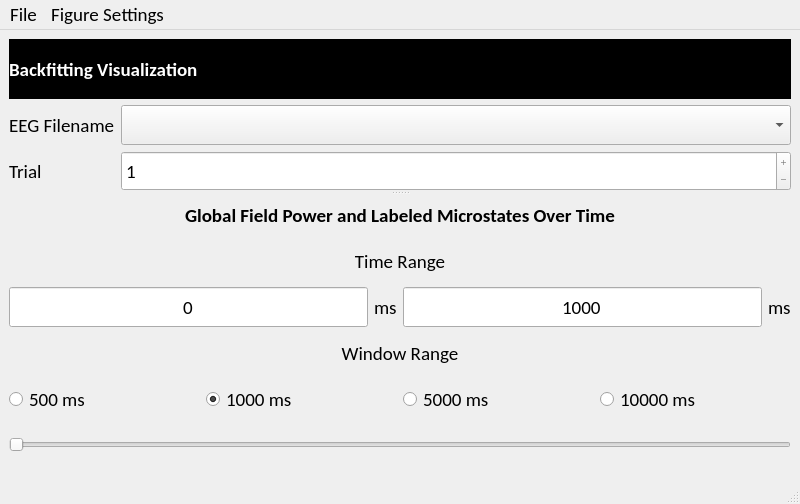
The window that EEG_COMET/ui/BackfittingVisualizationWindow.ui (eeg-comet/eeg-comet) describes before a commit, drawn with Qt 5.
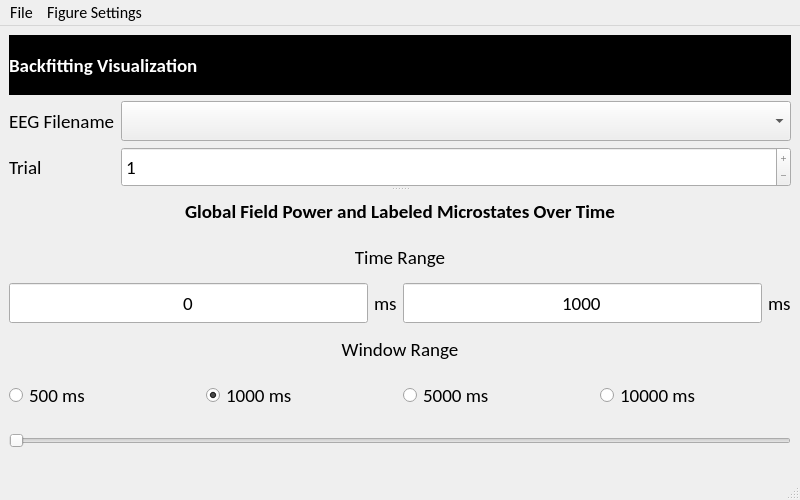
The same window after the commit.

The edit to the form file:
```diff
--- a/EEG_COMET/ui/BackfittingVisualizationWindow.ui
+++ b/EEG_COMET/ui/BackfittingVisualizationWindow.ui
@@ -535,16 +535,34 @@
      <x>0</x>
      <y>0</y>
      <width>800</width>
-     <height>18</height>
+     <height>21</height>
     </rect>
    </property>
+   <property name="font">
+    <font>
+     <family>Calibri</family>
+     <pointsize>12</pointsize>
+    </font>
+   </property>
    <widget class="QMenu" name="menuFile">
+    <property name="font">
+     <font>
+      <family>Calibri</family>
+      <pointsize>12</pointsize>
+     </font>
+    </property>
     <property name="title">
      <string>File</string>
     </property>
     <addaction name="export_backfitting_image_button"/>
    </widget>
    <widget class="QMenu" name="menuFigure_Settings">
+    <property name="font">
+     <font>
+      <family>Calibri</family>
+      <pointsize>12</pointsize>
+     </font>
+    </property>
     <property name="title">
      <string>Figure Settings</string>
     </property>
```
